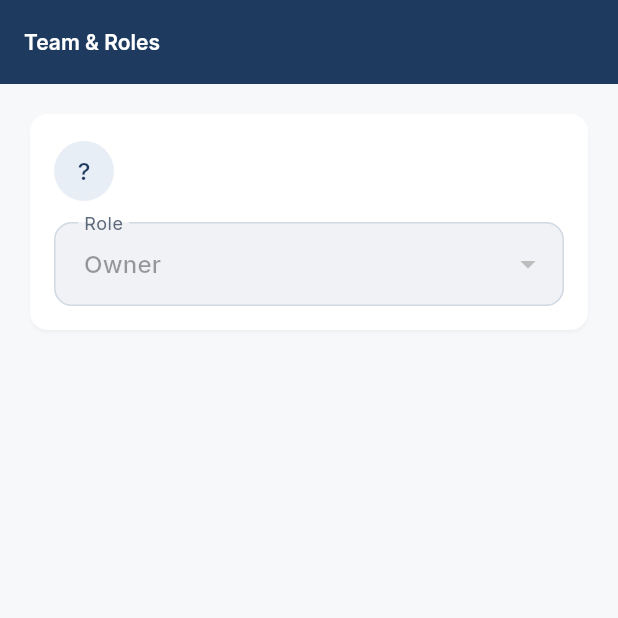
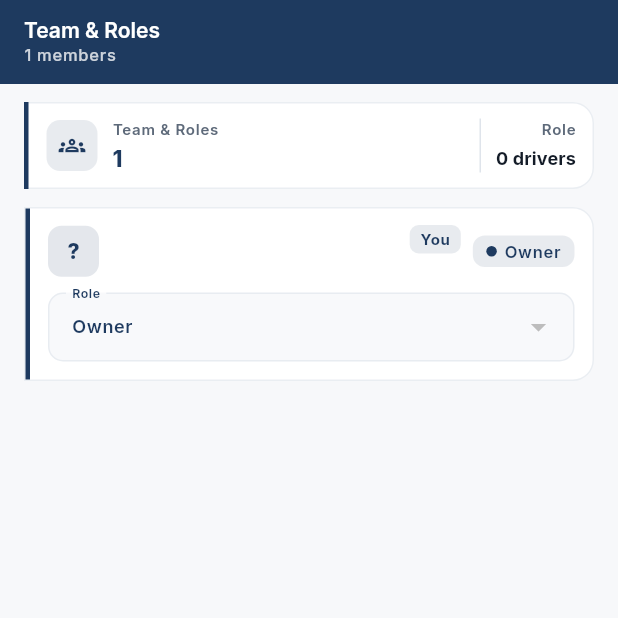
Before and after one commit to JabbarKakar/factory_management, a Flutter app: the TeamScreen screen opened by its route, on a phone screen of 412 x 824 dp, the top half of it. Run offline on Flutter 3.47's test engine with Material 3 defaults, Android fonts, the phone set to English and light mode, and no system bars; our stand-ins replace bloc, cloud_firestore, equatable, firebase_auth, firebase_core, fl_chart and 9 more; missing offline and left inert: excel; accounts and stored records are empty.

Commit message:
By Jabbar, Team and roles updated

```diff
--- a/lib/presentation/screens/settings/team_screen.dart
+++ b/lib/presentation/screens/settings/team_screen.dart
@@ -3,8 +3,12 @@ import 'package:flutter_bloc/flutter_bloc.dart';
 
 import '../../../blocs/team/team_bloc.dart';
 import '../../../core/constants/app_strings.dart';
+import '../../../domain/entities/app_user.dart';
 import '../../../domain/enums/factory_role_enums.dart';
 import '../../../domain/extensions/app_user_permissions.dart';
+import '../../widgets/empty_state_view.dart';
+import '../../widgets/team/team_member_tile.dart';
+import '../../widgets/team/team_summary_card.dart';
 
 class TeamScreen extends StatelessWidget {
   const TeamScreen({super.key});
@@ -23,12 +27,39 @@ class TeamScreen extends StatelessWidget {
         );
       },
       builder: (context, state) {
+        final appBarForeground =
+            Theme.of(context).appBarTheme.foregroundColor ??
+                Theme.of(context).colorScheme.onSurface;
+
         return Scaffold(
-          appBar: AppBar(title: const Text(AppStrings.teamManagement)),
+          appBar: AppBar(
+            title: Column(
+              crossAxisAlignment: CrossAxisAlignment.start,
+              children: [
+                const Text(AppStrings.teamManagement),
+                Text(
+                  state.users.isEmpty
+                      ? AppStrings.teamManagementSubtitle
+                      : '${state.users.length} members',
+                  style: Theme.of(context).textTheme.labelSmall?.copyWith(
+                        color: appBarForeground.withValues(alpha: 0.78),
+                        fontWeight: FontWeight.w500,
+                        fontSize: 11,
+                      ),
+                ),
+              ],
+            ),
+          ),
           body: _buildBody(context, state),
         );
       },
     );
+  }
+
+  int _driverCount(List<AppUser> users) {
+    return users
+        .where((user) => user.factoryRole == FactoryRole.driver)
+        .length;
   }
 
   Widget _buildBody(BuildContext context, TeamState state) {
@@ -37,72 +68,62 @@ class TeamScreen extends StatelessWidget {
     }
 
     if (state.status == TeamStatus.failure && state.users.isEmpty) {
-      return Center(child: Text(state.errorMessage ?? AppStrings.teamLoadError));
+      return EmptyStateView(
+        icon: Icons.error_outline,
+        title: AppStrings.teamLoadError,
+        subtitle: state.errorMessage,
+        action: ElevatedButton(
+          onPressed: () {
+            final factoryId = state.factoryId;
+            final currentUserId = state.currentUserId;
+            if (factoryId == null || currentUserId == null) return;
+            context.read<TeamBloc>().add(
+                  TeamWatchStarted(
+                    factoryId: factoryId,
+                    currentUserId: currentUserId,
+                  ),
+                );
+          },
+          child: const Text(AppStrings.retry),
+        ),
+      );
     }
 
     if (state.users.isEmpty) {
-      return const Center(child: Text(AppStrings.teamEmpty));
+      return const EmptyStateView(
+        icon: Icons.groups_outlined,
+        title: AppStrings.teamEmpty,
+        subtitle: AppStrings.teamManagementSubtitle,
+      );
     }
 
-    return ListView.separated(
-      padding: const EdgeInsets.all(16),
+    return Column(
+      crossAxisAlignment: CrossAxisAlignment.stretch,
+      children: [
+        TeamSummaryCard(
+          memberCount: state.users.length,
+          driverCount: _driverCount(state.users),
+        ),
+        if (state.isSaving) ...[
+          const SizedBox(height: 8),
+          const LinearProgressIndicator(minHeight: 2),
+        ],
+        const SizedBox(height: 8),
+        Expanded(
+          child: ListView.builder(
+            padding: const EdgeInsets.only(top: 4, bottom: 24),
             itemCount: state.users.length,
-      separatorBuilder: (_, __) => const SizedBox(height: 8),
             itemBuilder: (context, index) {
               final member = state.users[index];
               final isSelf = member.id == state.currentUserId;
-        final isDriver = member.factoryRole == FactoryRole.driver;
 
-        return Card(
-          child: Padding(
-            padding: const EdgeInsets.all(16),
-            child: Column(
-              crossAxisAlignment: CrossAxisAlignment.start,
-              children: [
-                Row(
-                  children: [
-                    CircleAvatar(
-                      child: Text(
-                        member.name.isNotEmpty
-                            ? member.name[0].toUpperCase()
-                            : '?',
-                      ),
-                    ),
-                    const SizedBox(width: 12),
-                    Expanded(
-                      child: Column(
-                        crossAxisAlignment: CrossAxisAlignment.start,
-                        children: [
-                          Text(
-                            member.name,
-                            style: Theme.of(context).textTheme.titleMedium,
-                          ),
-                          Text(member.email),
-                        ],
-                      ),
-                    ),
-                  ],
-                ),
-                const SizedBox(height: 12),
-                DropdownButtonFormField<FactoryRole>(
-                  isExpanded: true,
-                  initialValue: member.factoryRole,
-                  decoration: InputDecoration(
-                    labelText: AppStrings.role,
-                    border: const OutlineInputBorder(),
-                  ),
-                  items: FactoryRole.values
-                      .map(
-                        (role) => DropdownMenuItem(
-                          value: role,
-                          child: Text(role.label),
-                        ),
-                      )
-                      .toList(),
-                  onChanged: state.isSaving || isSelf
-                      ? null
-                      : (role) {
-                          if (role == null) return;
+              return TeamMemberTile(
+                key: ValueKey(member.id),
+                member: member,
+                employees: state.employees,
+                isSelf: isSelf,
+                enabled: !state.isSaving,
+                onRoleChanged: (role) {
                   context.read<TeamBloc>().add(
                         TeamRoleChangeRequested(
                           userId: member.id,
@@ -110,31 +131,7 @@ class TeamScreen extends StatelessWidget {
                         ),
                       );
                 },
-                ),
-                if (isDriver) ...[
-                  const SizedBox(height: 12),
-                  DropdownButtonFormField<String?>(
-                    isExpanded: true,
-                    initialValue: member.employeeId,
-                    decoration: InputDecoration(
-                      labelText: AppStrings.linkedEmployee,
-                      border: const OutlineInputBorder(),
-                    ),
-                    items: [
-                      const DropdownMenuItem<String?>(
-                        value: null,
-                        child: Text(AppStrings.noEmployeeLinked),
-                      ),
-                      ...state.employees.map(
-                        (employee) => DropdownMenuItem<String?>(
-                          value: employee.id,
-                          child: Text(employee.fullName),
-                        ),
-                      ),
-                    ],
-                    onChanged: state.isSaving || isSelf
-                        ? null
-                        : (employeeId) {
+                onEmployeeLinkChanged: (employeeId) {
                   context.read<TeamBloc>().add(
                         TeamEmployeeLinkRequested(
                           userId: member.id,
@@ -142,21 +139,11 @@ class TeamScreen extends StatelessWidget {
                         ),
                       );
                 },
-                  ),
-                  if (member.employeeId == null)
-                    Padding(
-                      padding: const EdgeInsets.only(top: 8),
-                      child: Text(
-                        AppStrings.driverEmployeeLinkHint,
-                        style: Theme.of(context).textTheme.bodySmall,
+              );
+            },
           ),
         ),
       ],
-              ],
-            ),
-          ),
-        );
-      },
     );
   }
 }
--- /dev/null
+++ b/lib/presentation/widgets/team/factory_role_badge.dart
@@ -0,0 +1,58 @@
+import 'package:flutter/material.dart';
+
+import '../../../core/constants/app_colors.dart';
+import '../../../domain/enums/factory_role_enums.dart';
+import '../compact_status_chip.dart';
+
+Color factoryRoleAccent(FactoryRole role) {
+  return switch (role) {
+    FactoryRole.owner => AppColors.primary,
+    FactoryRole.factoryManager => AppColors.primary,
+    FactoryRole.accountant => AppColors.success,
+    FactoryRole.salesStaff => AppColors.primary,
+    FactoryRole.jobWorkClerk => AppColors.warning,
+    FactoryRole.supervisor => AppColors.success,
+    FactoryRole.storeKeeper => AppColors.warning,
+    FactoryRole.driver => AppColors.accent,
+    FactoryRole.viewer => AppColors.textSecondary,
+  };
+}
+
+class FactoryRoleBadge extends StatelessWidget {
+  const FactoryRoleBadge({
+    required this.role,
+    this.compact = false,
+    super.key,
+  });
+
+  final FactoryRole role;
+  final bool compact;
+
+  @override
+  Widget build(BuildContext context) {
+    final color = factoryRoleAccent(role);
+
+    if (compact) {
+      return CompactStatusChip(
+        label: role.label,
+        color: color,
+      );
+    }
+
+    return Container(
+      padding: const EdgeInsets.symmetric(horizontal: 10, vertical: 4),
+      decoration: BoxDecoration(
+        color: color.withValues(alpha: 0.12),
+        borderRadius: BorderRadius.circular(20),
+      ),
+      child: Text(
+        role.label,
+        style: Theme.of(context).textTheme.labelSmall?.copyWith(
+              color: color,
+              fontWeight: FontWeight.w600,
+              fontSize: 11,
+            ),
+      ),
+    );
+  }
+}
--- /dev/null
+++ b/lib/presentation/widgets/team/team_member_tile.dart
@@ -0,0 +1,238 @@
+import 'package:flutter/material.dart';
+
+import '../../../core/constants/app_strings.dart';
+import '../../../domain/entities/app_user.dart';
+import '../../../domain/entities/employee.dart';
+import '../../../domain/enums/factory_role_enums.dart';
+import '../../../domain/extensions/app_user_permissions.dart';
+import '../forms/app_form_fields.dart';
+import 'factory_role_badge.dart';
+
+class TeamMemberTile extends StatelessWidget {
+  const TeamMemberTile({
+    required this.member,
+    required this.employees,
+    required this.isSelf,
+    required this.enabled,
+    required this.onRoleChanged,
+    required this.onEmployeeLinkChanged,
+    super.key,
+  });
+
+  final AppUser member;
+  final List<Employee> employees;
+  final bool isSelf;
+  final bool enabled;
+  final ValueChanged<FactoryRole> onRoleChanged;
+  final ValueChanged<String?> onEmployeeLinkChanged;
+
+  @override
+  Widget build(BuildContext context) {
+    final theme = Theme.of(context);
+    final muted = theme.colorScheme.onSurfaceVariant;
+    final isDark = theme.brightness == Brightness.dark;
+    final outline =
+        theme.colorScheme.outline.withValues(alpha: isDark ? 0.35 : 0.45);
+    final role = member.factoryRole;
+    final accent = factoryRoleAccent(role);
+    final isDriver = role == FactoryRole.driver;
+    const cardShape = BorderRadius.only(
+      topRight: Radius.circular(14),
+      bottomRight: Radius.circular(14),
+    );
+    final initial = member.name.isNotEmpty
+        ? member.name[0].toUpperCase()
+        : '?';
+
+    return Padding(
+      padding: const EdgeInsets.fromLTRB(16, 0, 16, 8),
+      child: Material(
+        color: Colors.transparent,
+        child: Ink(
+          decoration: BoxDecoration(
+            color: theme.colorScheme.surface,
+            borderRadius: cardShape,
+            border: Border.all(color: outline),
+          ),
+          child: IntrinsicHeight(
+            child: Row(
+              crossAxisAlignment: CrossAxisAlignment.stretch,
+              children: [
+                Container(width: 3, color: accent),
+                Expanded(
+                  child: Padding(
+                    padding: const EdgeInsets.fromLTRB(12, 11, 12, 12),
+                    child: Column(
+                      crossAxisAlignment: CrossAxisAlignment.start,
+                      children: [
+                        Row(
+                          crossAxisAlignment: CrossAxisAlignment.center,
+                          children: [
+                            Container(
+                              width: 34,
+                              height: 34,
+                              decoration: BoxDecoration(
+                                color: accent.withValues(alpha: 0.12),
+                                borderRadius: BorderRadius.circular(9),
+                              ),
+                              child: Center(
+                                child: Text(
+                                  initial,
+                                  style: theme.textTheme.labelLarge?.copyWith(
+                                    color: accent,
+                                    fontWeight: FontWeight.w800,
+                                    fontSize: 14,
+                                  ),
+                                ),
+                              ),
+                            ),
+                            const SizedBox(width: 10),
+                            Expanded(
+                              child: Column(
+                                crossAxisAlignment: CrossAxisAlignment.start,
+                                children: [
+                                  Row(
+                                    children: [
+                                      Expanded(
+                                        child: Text(
+                                          member.name,
+                                          maxLines: 1,
+                                          overflow: TextOverflow.ellipsis,
+                                          style: theme.textTheme.titleSmall
+                                              ?.copyWith(
+                                            fontWeight: FontWeight.w700,
+                                            fontSize: 14,
+                                            height: 1.2,
+                                          ),
+                                        ),
+                                      ),
+                                      if (isSelf)
+                                        Container(
+                                          margin:
+                                              const EdgeInsets.only(left: 6),
+                                          padding: const EdgeInsets.symmetric(
+                                            horizontal: 7,
+                                            vertical: 2,
+                                          ),
+                                          decoration: BoxDecoration(
+                                            color: theme.colorScheme.primary
+                                                .withValues(alpha: 0.1),
+                                            borderRadius:
+                                                BorderRadius.circular(6),
+                                          ),
+                                          child: Text(
+                                            'You',
+                                            style: theme.textTheme.labelSmall
+                                                ?.copyWith(
+                                              color:
+                                                  theme.colorScheme.primary,
+                                              fontWeight: FontWeight.w700,
+                                              fontSize: 10,
+                                            ),
+                                          ),
+                                        ),
+                                    ],
+                                  ),
+                                  const SizedBox(height: 2),
+                                  Text(
+                                    member.email,
+                                    maxLines: 1,
+                                    overflow: TextOverflow.ellipsis,
+                                    style: theme.textTheme.bodySmall?.copyWith(
+                                      color: muted,
+                                      fontSize: 11,
+                                      height: 1.2,
+                                    ),
+                                  ),
+                                ],
+                              ),
+                            ),
+                            const SizedBox(width: 8),
+                            FactoryRoleBadge(role: role, compact: true),
+                          ],
+                        ),
+                        const SizedBox(height: 10),
+                        DropdownButtonFormField<FactoryRole>(
+                          key: ValueKey('${member.id}_${role.name}'),
+                          initialValue: role,
+                          isExpanded: true,
+                          decoration: AppFormFields.decoration(
+                            context,
+                            label: AppStrings.role,
+                          ),
+                          style: AppFormFields.valueStyle(context),
+                          items: FactoryRole.values
+                              .map(
+                                (item) => DropdownMenuItem(
+                                  value: item,
+                                  child: Text(
+                                    item.label,
+                                    style: TextStyle(
+                                      color: factoryRoleAccent(item),
+                                      fontSize: 12,
+                                      fontWeight: FontWeight.w600,
+                                    ),
+                                  ),
+                                ),
+                              )
+                              .toList(),
+                          onChanged: !enabled || isSelf
+                              ? null
+                              : (value) {
+                                  if (value != null) onRoleChanged(value);
+                                },
+                        ),
+                        if (isDriver) ...[
+                          const SizedBox(height: 10),
+                          DropdownButtonFormField<String?>(
+                            key: ValueKey(
+                              '${member.id}_employee_${member.employeeId}',
+                            ),
+                            initialValue: member.employeeId,
+                            isExpanded: true,
+                            decoration: AppFormFields.decoration(
+                              context,
+                              label: AppStrings.linkedEmployee,
+                            ),
+                            style: AppFormFields.valueStyle(context),
+                            items: [
+                              const DropdownMenuItem<String?>(
+                                value: null,
+                                child: Text(AppStrings.noEmployeeLinked),
+                              ),
+                              ...employees.map(
+                                (employee) => DropdownMenuItem<String?>(
+                                  value: employee.id,
+                                  child: Text(employee.fullName),
+                                ),
+                              ),
+                            ],
+                            onChanged: !enabled || isSelf
+                                ? null
+                                : onEmployeeLinkChanged,
+                          ),
+                          if (member.employeeId == null)
+                            Padding(
+                              padding: const EdgeInsets.only(top: 6),
+                              child: Text(
+                                AppStrings.driverEmployeeLinkHint,
+                                style: theme.textTheme.bodySmall?.copyWith(
+                                  color: muted,
+                                  fontSize: 10,
+                                  height: 1.3,
+                                ),
+                              ),
+                            ),
+                        ],
+                      ],
+                    ),
+                  ),
+                ),
+              ],
+            ),
+          ),
+        ),
+      ),
+    );
+  }
+}
--- /dev/null
+++ b/lib/presentation/widgets/team/team_summary_card.dart
@@ -0,0 +1,122 @@
+import 'package:flutter/material.dart';
+
+import '../../../core/constants/app_colors.dart';
+import '../../../core/constants/app_strings.dart';
+
+class TeamSummaryCard extends StatelessWidget {
+  const TeamSummaryCard({
+    required this.memberCount,
+    required this.driverCount,
+    super.key,
+  });
+
+  final int memberCount;
+  final int driverCount;
+
+  @override
+  Widget build(BuildContext context) {
+    final theme = Theme.of(context);
+    final isDark = theme.brightness == Brightness.dark;
+    final outline =
+        theme.colorScheme.outline.withValues(alpha: isDark ? 0.35 : 0.45);
+    const accent = AppColors.primary;
+    const cardShape = BorderRadius.only(
+      topRight: Radius.circular(14),
+      bottomRight: Radius.circular(14),
+    );
+
+    return Padding(
+      padding: const EdgeInsets.fromLTRB(16, 12, 16, 0),
+      child: DecoratedBox(
+        decoration: BoxDecoration(
+          color: theme.colorScheme.surface,
+          borderRadius: cardShape,
+          border: Border.all(color: outline),
+        ),
+        child: IntrinsicHeight(
+          child: Row(
+            crossAxisAlignment: CrossAxisAlignment.stretch,
+            children: [
+              const ColoredBox(color: accent, child: SizedBox(width: 3)),
+              Expanded(
+                child: Padding(
+                  padding: const EdgeInsets.fromLTRB(12, 11, 12, 11),
+                  child: Row(
+                    children: [
+                      Container(
+                        width: 34,
+                        height: 34,
+                        decoration: BoxDecoration(
+                          color: accent.withValues(alpha: 0.1),
+                          borderRadius: BorderRadius.circular(9),
+                        ),
+                        child: const Icon(
+                          Icons.groups_outlined,
+                          color: accent,
+                          size: 18,
+                        ),
+                      ),
+                      const SizedBox(width: 10),
+                      Expanded(
+                        child: Column(
+                          crossAxisAlignment: CrossAxisAlignment.start,
+                          children: [
+                            Text(
+                              AppStrings.teamManagement,
+                              style: theme.textTheme.labelSmall?.copyWith(
+                                color: theme.colorScheme.onSurfaceVariant,
+                                fontSize: 10,
+                                fontWeight: FontWeight.w600,
+                              ),
+                            ),
+                            const SizedBox(height: 3),
+                            Text(
+                              '$memberCount',
+                              style: theme.textTheme.titleSmall?.copyWith(
+                                fontWeight: FontWeight.w800,
+                                fontSize: 15,
+                                color: accent,
+                                height: 1.15,
+                              ),
+                            ),
+                          ],
+                        ),
+                      ),
+                      Container(
+                        width: 1,
+                        height: 36,
+                        color: outline.withValues(alpha: 0.7),
+                      ),
+                      const SizedBox(width: 10),
+                      Column(
+                        crossAxisAlignment: CrossAxisAlignment.end,
+                        children: [
+                          Text(
+                            AppStrings.role,
+                            style: theme.textTheme.labelSmall?.copyWith(
+                              color: theme.colorScheme.onSurfaceVariant,
+                              fontSize: 10,
+                              fontWeight: FontWeight.w600,
+                            ),
+                          ),
+                          const SizedBox(height: 3),
+                          Text(
+                            '$driverCount drivers',
+                            style: theme.textTheme.labelLarge?.copyWith(
+                              fontWeight: FontWeight.w700,
+                              fontSize: 12,
+                            ),
+                          ),
+                        ],
+                      ),
+                    ],
+                  ),
+                ),
+              ),
+            ],
+          ),
+        ),
+      ),
+    );
+  }
+}
```
Lines whose indentation alone changed are shown as unchanged.
